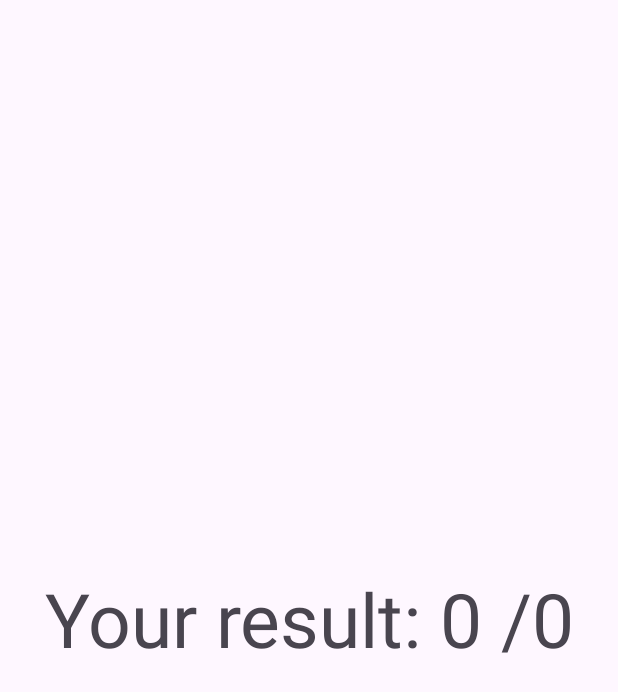
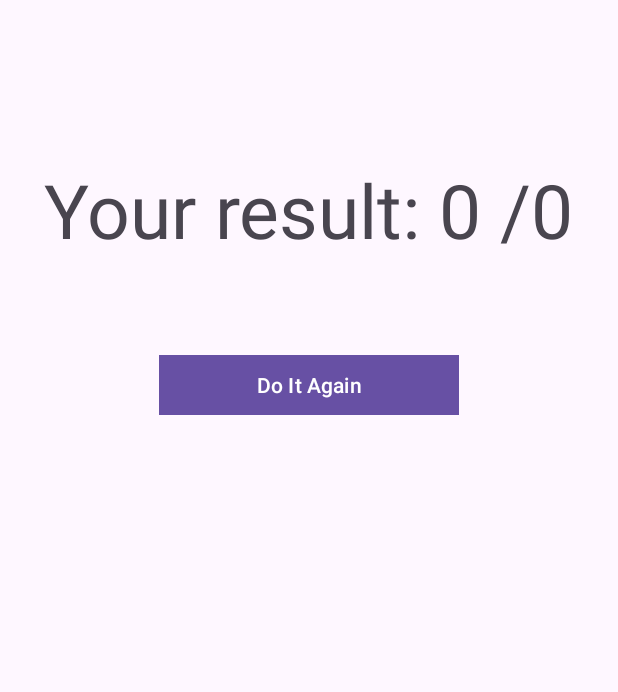
Before and after one commit to chanothy/ArithmeticApp, an Android app: the fragment_result screen opened through its navigation route, on a phone screen of 412 x 824 dp. Shown: the top 692 px of the screen. Run offline under Robolectric (Android 15) with nearby library versions, the phone set to English and light mode, and no system bars.

Commit message:
javaDocs MainActivity and fragment_UserInput

```diff
--- a/app/src/main/java/com/example/arithmeticapp/MainActivity.kt
+++ b/app/src/main/java/com/example/arithmeticapp/MainActivity.kt
@@ -8,21 +8,19 @@ import android.widget.RadioGroup
 
 
 class MainActivity : AppCompatActivity() {
-
+    /**
+     * Arithmetic app main activity.
+     * Serves as empty placeholder and navhost for fragments
+     *
+     * @author Timothy Chan
+     */
 
     override fun onCreate(savedInstanceState: Bundle?) {
+        /**
+         * Default implementation of onCreate created by Android Studio
+         */
         super.onCreate(savedInstanceState)
         setContentView(R.layout.activity_main)
-
-    }
-
-
-
-
-
-
-    override fun onSaveInstanceState(outState: Bundle) {
-        super.onSaveInstanceState(outState)
     }
 
 
--- a/app/src/main/java/com/example/arithmeticapp/fragment_math.kt
+++ b/app/src/main/java/com/example/arithmeticapp/fragment_math.kt
@@ -16,16 +16,6 @@ import org.w3c.dom.Text
 import kotlin.math.log
 import kotlin.random.Random
 
-// TODO: Rename parameter arguments, choose names that match
-// the fragment initialization parameters, e.g. ARG_ITEM_NUMBER
-private const val ARG_PARAM1 = "param1"
-private const val ARG_PARAM2 = "param2"
-
-/**
- * A simple [Fragment] subclass.
- * Use the [fragment_math.newInstance] factory method to
- * create an instance of this fragment.
- */
 class fragment_math : Fragment() {
     // TODO: Rename and change types of parameters
     private var difficulty = -1
@@ -117,6 +107,10 @@ class fragment_math : Fragment() {
             operator.text = "X"
             return num1 * num2
         }
+        /*
+        Rounds down. I can do decimals, but makes it more time consuming to test.
+        Would use andra String.format for decimals and would change this func to return a string or float
+         */
         else if (operation == 2) {
             operator.text = "/"
             return num1 / num2
--- a/app/src/main/java/com/example/arithmeticapp/fragment_result.kt
+++ b/app/src/main/java/com/example/arithmeticapp/fragment_result.kt
@@ -5,7 +5,9 @@ import androidx.fragment.app.Fragment
 import android.view.LayoutInflater
 import android.view.View
 import android.view.ViewGroup
+import android.widget.Button
 import android.widget.TextView
+import androidx.navigation.findNavController
 
 // TODO: Rename parameter arguments, choose names that match
 // the fragment initialization parameters, e.g. ARG_ITEM_NUMBER
@@ -37,6 +39,11 @@ class fragment_result : Fragment() {
         // Inflate the layout for this fragment
         val view = inflater.inflate(R.layout.fragment_result, container, false)
         val resultView = view.findViewById<TextView>(R.id.resultView)
+        val restartButton = view.findViewById<Button>(R.id.restartButton)
+
+        restartButton.setOnClickListener {
+            view.findNavController().navigate(R.id.action_fragment_result_to_fragment_userInput)
+        }
 
         resultView.text = "Your result: " + questionsCorrect.toString() + " /" + numQuestions.toString()
         return view
--- a/app/src/main/java/com/example/arithmeticapp/fragment_userInput.kt
+++ b/app/src/main/java/com/example/arithmeticapp/fragment_userInput.kt
@@ -15,39 +15,50 @@ import androidx.navigation.Navigation.findNavController
 import androidx.navigation.findNavController
 import androidx.navigation.fragment.findNavController
 
-// TODO: Rename parameter arguments, choose names that match
-// the fragment initialization parameters, e.g. ARG_ITEM_NUMBER
-private const val ARG_PARAM1 = "param1"
-private const val ARG_PARAM2 = "param2"
-
-/**
- * A simple [Fragment] subclass.
- * Use the [fragment_userInput.newInstance] factory method to
- * create an instance of this fragment.
- */
 class fragment_userInput : Fragment() {
-
+    /**
+     * Arithmetic app fragment User Input.
+     * Serves as userInput page.
+     *
+     * Fragment that serves as the userInput section of ArithmeticApp.
+     * Private variables store the information that is passed to nex fragment.
+     *
+     * @author Timothy Chan
+     */
     private var difficulty = 0 // 0:easy 1:med 2:hard
     private var operation = 0 // 0:add 1:mult 2:div 3:subtract
     private var numQuestions = 1
     private var difficultyChecked = false
     private var operationChecked = false
 
-    override fun onSaveInstanceState(outState: Bundle) {
-        /**
-         * Saves the data of [difficulty], [numQuestions] and [operation] at the time or orientation change,
-         * to be re-assigned in onRestoreInstanceState()
-         *
-         * @property outState: Bundle that holds the data [DIFFICULTY], [OPERATION], AND [NUMQUESTIONS]
-         */
-        super.onSaveInstanceState(outState)
-        outState.putInt("DIFFICULTY",difficulty)
-        outState.putInt("OPERATION", operation)
-        outState.putInt("NUMQUESTIONS", numQuestions)
-    }
+//    override fun onSaveInstanceState(outState: Bundle) {
+//        /**
+//         * Saves the data of [difficulty], [numQuestions] and [operation] at the time or orientation change,
+//         * to be re-assigned in onRestoreInstanceState()
+//         *
+//         * @property outState: Bundle that holds the data [DIFFICULTY], [OPERATION], AND [NUMQUESTIONS]
+//         */
+//        super.onSaveInstanceState(outState)
+//        outState.putInt("DIFFICULTY",difficulty)
+//        outState.putInt("OPERATION", operation)
+//        outState.putInt("NUMQUESTIONS", numQuestions)
+//    }
 
     override fun onCreateView(inflater: LayoutInflater, container: ViewGroup?, savedInstanceState: Bundle?): View? {
+        /**
+         * Implements onClickListeners and onChangeListeners for all buttons and radioButtons on UI.
+         * onClickListeners update their respective private variable (difficulty, operation, numQuestions, etc).
+         * onChangeListener checks for both radioGroups to be checked and updates the startButton when both options have been chosen
+         *
+         * @property inflater - converts fragment xml to Kotlin code for UI
+         * @property savedInstanceState - checks for a bundle which can contain information from a previous fragment
+         *
+         */
         // Inflate the layout for this fragment
+
+        /**
+         * Assigns all views and buttons in fragment_userInput.kt using their @ids
+         */
         val view = inflater.inflate(R.layout.fragment_user_input, container, false)
         val startButton = view.findViewById<Button>(R.id.startButton)
         val easyButton = view.findViewById<RadioButton>(R.id.easyButton)
@@ -100,6 +111,11 @@ class fragment_userInput : Fragment() {
         subtractionButton.setOnClickListener {
             onRadioButtonClicked(subtractionButton )
         }
+
+        /**
+         *  increments the numQuestions onClick but only if it doesn't go beneath 1
+         *  because you cannot have the app do zero questions
+         */
         minusSign.setOnClickListener {
             if (numQuestions > 1) {
                 numQuestions--
@@ -113,19 +129,22 @@ class fragment_userInput : Fragment() {
             Log.i("fragment_userInput", numQuestions.toString())
         }
 
-
-
-
         return view
     }
 
     fun onRadioButtonClicked(view: View) {
+        /**
+         * Looks at button and assigns difficulty and operation depending on the type of button.
+         * Only works on RadioButtons
+         *
+         * @property view - is the view that is taken in to check. This should be a RadioButton view.
+         * @property difficulty - difficulty is changed depending on which RadioButton is pressed
+         * @property operation - operation is changed depending on RadioButton
+         */
         if (view is RadioButton) {
-            // Is the button now checked?
             val checked = view.isChecked
 
-
-            // Check which radio button was clicked
+            // Check which radio button
             when (view.getId()) {
                 R.id.easyButton ->
                     if (checked) {
@@ -165,24 +184,4 @@ class fragment_userInput : Fragment() {
             }
         }
     }
-
-//    companion object {
-//        /**
-//         * Use this factory method to create a new instance of
-//         * this fragment using the provided parameters.
-//         *
-//         * @param param1 Parameter 1.
-//         * @param param2 Parameter 2.
-//         * @return A new instance of fragment fragment_userInput.
-//         */
-//        // TODO: Rename and change types and number of parameters
-//        @JvmStatic
-//        fun newInstance(param1: String, param2: String) =
-//            fragment_userInput().apply {
-//                arguments = Bundle().apply {
-//                    putString(ARG_PARAM1, param1)
-//                    putString(ARG_PARAM2, param2)
-//                }
-//            }
-//    }
 }
--- a/app/src/main/res/layout/fragment_result.xml
+++ b/app/src/main/res/layout/fragment_result.xml
@@ -15,6 +15,19 @@
         android:textSize="50dp"
         app:layout_constraintBottom_toBottomOf="parent"
         app:layout_constraintEnd_toEndOf="parent"
+        app:layout_constraintHorizontal_bias="0.497"
         app:layout_constraintStart_toStartOf="parent"
-        app:layout_constraintTop_toTopOf="parent" />
+        app:layout_constraintTop_toTopOf="parent"
+        app:layout_constraintVertical_bias="0.14" />
+
+    <Button
+        android:id="@+id/restartButton"
+        android:layout_width="200dp"
+        android:layout_height="wrap_content"
+        android:layout_marginTop="59dp"
+        android:text="Do It Again"
+        app:cornerRadius="0dp"
+        app:layout_constraintEnd_toEndOf="parent"
+        app:layout_constraintStart_toStartOf="parent"
+        app:layout_constraintTop_toBottomOf="@+id/resultView" />
 </androidx.constraintlayout.widget.ConstraintLayout>
--- a/app/src/main/res/navigation/nav_graph.xml
+++ b/app/src/main/res/navigation/nav_graph.xml
@@ -18,7 +18,11 @@
         android:id="@+id/fragment_result"
         android:name="com.example.arithmeticapp.fragment_result"
         android:label="fragment_result"
-        tools:layout="@layout/fragment_result" />
+        tools:layout="@layout/fragment_result" >
+        <action
+            android:id="@+id/action_fragment_result_to_fragment_userInput"
+            app:destination="@id/fragment_userInput" />
+    </fragment>
     <fragment
         android:id="@+id/fragment_math"
         android:name="com.example.arithmeticapp.fragment_math"
```
